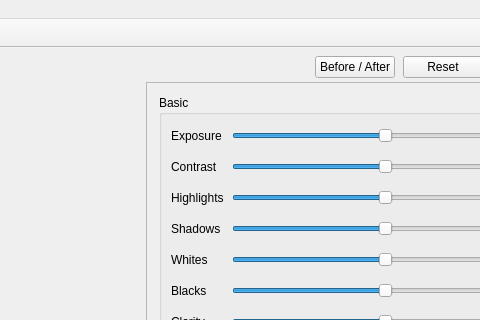
Before: the Qt Designer form mainwindow.ui in minimaliti/photoroom, drawn with Qt 5; both pictures show x 621 to 1101 and y 0 to 320 of the 1280 by 800 pixel window.
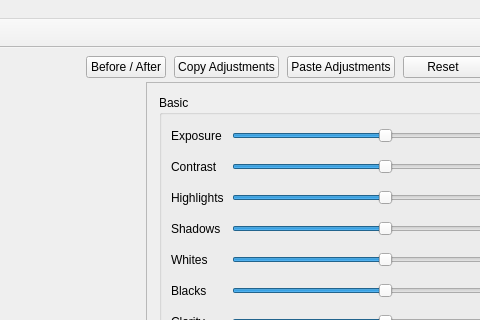
After: the same form once the commit is applied.

Commit message: Enhance adjustment management in MainWindow; add copy and paste functionality for adjustments, improve preview regeneration logic, and update UI elements for better user interaction. Refactor rendering methods to handle adjustments more efficiently and ensure viewport updates after pasting adjustments.

Patch:
```diff
--- a/mainwindow.ui
+++ b/mainwindow.ui
@@ -143,6 +143,26 @@
             </property>
            </widget>
           </item>
+          <item>
+           <widget class="QPushButton" name="developCopyAdjustmentsButton">
+            <property name="text">
+             <string>Copy Adjustments</string>
+            </property>
+            <property name="toolTip">
+             <string>Copy adjustments from current image (Ctrl+C)</string>
+            </property>
+           </widget>
+          </item>
+          <item>
+           <widget class="QPushButton" name="developPasteAdjustmentsButton">
+            <property name="text">
+             <string>Paste Adjustments</string>
+            </property>
+            <property name="toolTip">
+             <string>Paste adjustments to selected images (Ctrl+V)</string>
+            </property>
+           </widget>
+          </item>
           <item>
            <widget class="QPushButton" name="developResetAdjustmentsButton">
             <property name="text">
```
The commit also changes 3 other files.
